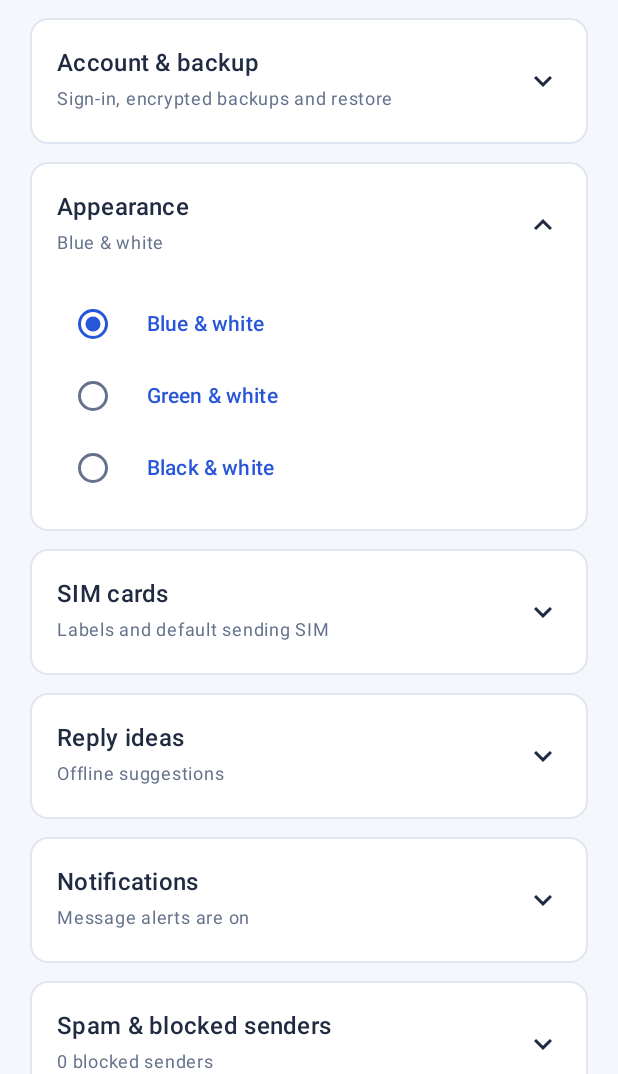
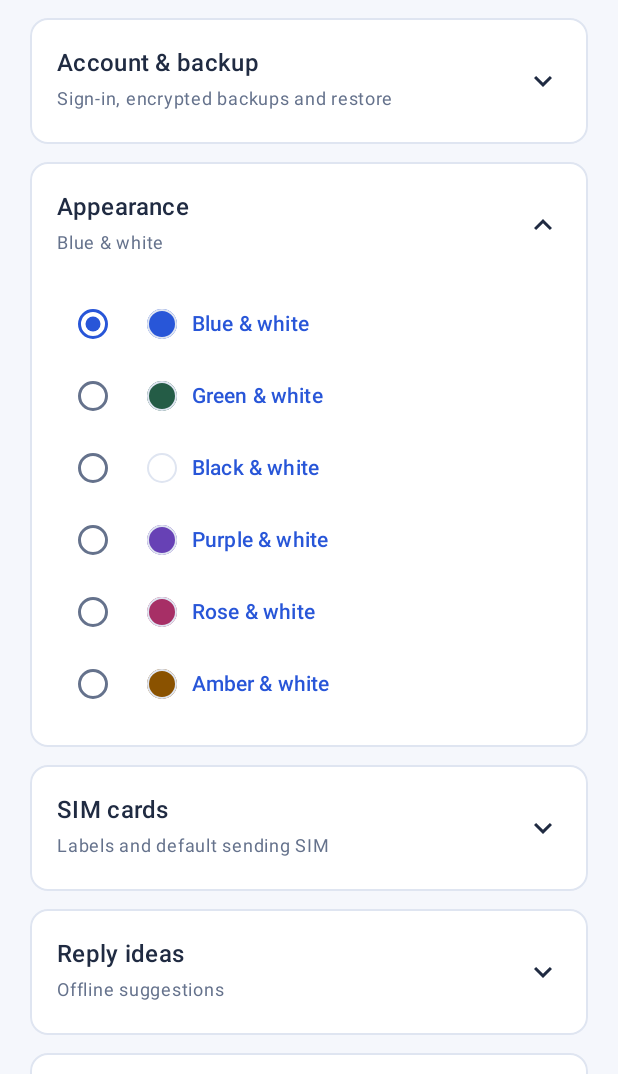
Before and after one commit to gediadeepak/sms-app, an Android app built with Jetpack Compose: the composable SettingsScreen shown on its own in the app's theme, after a tap on "Appearance", on a phone screen of 412 x 824 dp, the part 162-1236 px from its top. Run offline under Robolectric (Android 15) with nearby library versions, the phone set to English and light mode, and no system bars; 2 statements that could not run were skipped; 2 other taps on this screen came first.

Commit message:
Add purple rose and amber appearance themes

```diff
--- a/app/src/main/java/com/gediadeepak/smsapp/ui/SetupAndSettings.kt
+++ b/app/src/main/java/com/gediadeepak/smsapp/ui/SetupAndSettings.kt
@@ -3,6 +3,9 @@ package com.gediadeepak.smsapp.ui
 
 import androidx.compose.foundation.layout.*
 import androidx.compose.foundation.clickable
+import androidx.compose.foundation.background
+import androidx.compose.foundation.border
+import androidx.compose.foundation.shape.CircleShape
 import androidx.compose.foundation.rememberScrollState
 import androidx.compose.foundation.verticalScroll
 import androidx.compose.material.icons.Icons
@@ -161,6 +164,9 @@ private fun SettingsSection(title: String, summary: String, expanded: Boolean, o
 @Composable
 private fun ThemeOptions(selected: ThemeMode, onSelect: (ThemeMode) -> Unit) {
     Column { ThemeMode.entries.forEach { mode ->
-        Row(verticalAlignment = Alignment.CenterVertically) { RadioButton(selected = selected == mode, onClick = { onSelect(mode) }); TextButton(onClick = { onSelect(mode) }) { Text(mode.label) } }
+        Row(verticalAlignment = Alignment.CenterVertically) { RadioButton(selected = selected == mode, onClick = { onSelect(mode) }); TextButton(onClick = { onSelect(mode) }) {
+                Box(Modifier.size(20.dp).background(sandeshColors(mode).primary, CircleShape).border(1.dp, MaterialTheme.colorScheme.outlineVariant, CircleShape))
+                Spacer(Modifier.width(10.dp)); Text(mode.label)
+            } }
     } }
 }
--- a/app/src/main/java/com/gediadeepak/smsapp/ui/Theme.kt
+++ b/app/src/main/java/com/gediadeepak/smsapp/ui/Theme.kt
@@ -30,6 +30,40 @@ private val Blue = lightColorScheme(
     surfaceVariant = Color(0xFFF0F3FA), onSurfaceVariant = Color(0xFF65728C), surfaceContainerLow = Color(0xFFFAFBFF),
     outline = Color(0xFF7A8AB0), outlineVariant = Color(0xFFDFE5F1),
 )
+private val Purple = lightColorScheme(
+    primary = Color(0xFF6741B5), onPrimary = Color.White, primaryContainer = Color(0xFFEFE5FF), onPrimaryContainer = Color(0xFF422674),
+    secondary = Color(0xFF426B76), secondaryContainer = Color(0xFFE2F0F3), onSecondaryContainer = Color(0xFF294D57),
+    background = Color(0xFFF8F5FC), onBackground = Color(0xFF30263E), surface = Color.White, onSurface = Color(0xFF30263E),
+    surfaceVariant = Color(0xFFF0EBF6), onSurfaceVariant = Color(0xFF71647E), surfaceContainerLow = Color(0xFFFCFAFF),
+    surfaceContainer = Color(0xFFF3EDF9), surfaceContainerHigh = Color(0xFFECE5F3), surfaceContainerHighest = Color(0xFFE5DDED),
+    surfaceTint = Color(0xFF6741B5), outline = Color(0xFF8C7BA2), outlineVariant = Color(0xFFE3DAED),
+)
+private val Rose = lightColorScheme(
+    primary = Color(0xFFA72F66), onPrimary = Color.White, primaryContainer = Color(0xFFFFE5EF), onPrimaryContainer = Color(0xFF741B45),
+    secondary = Color(0xFF3C6E69), secondaryContainer = Color(0xFFE0F1EC), onSecondaryContainer = Color(0xFF264F4A),
+    background = Color(0xFFFFF6F9), onBackground = Color(0xFF402632), surface = Color.White, onSurface = Color(0xFF402632),
+    surfaceVariant = Color(0xFFF9EDF2), onSurfaceVariant = Color(0xFF80616F), surfaceContainerLow = Color(0xFFFFFAFC),
+    surfaceContainer = Color(0xFFFCEEF3), surfaceContainerHigh = Color(0xFFF5E5EC), surfaceContainerHighest = Color(0xFFEEDCE4),
+    surfaceTint = Color(0xFFA72F66), outline = Color(0xFFA07D8E), outlineVariant = Color(0xFFEEDCE4),
+)
+private val Amber = lightColorScheme(
+    primary = Color(0xFF8A5200), onPrimary = Color.White, primaryContainer = Color(0xFFFFE8BC), onPrimaryContainer = Color(0xFF653B00),
+    secondary = Color(0xFF476851), secondaryContainer = Color(0xFFE5F0DF), onSecondaryContainer = Color(0xFF2D4B36),
+    background = Color(0xFFFFF8EF), onBackground = Color(0xFF3D3021), surface = Color.White, onSurface = Color(0xFF3D3021),
+    surfaceVariant = Color(0xFFF7F0E5), onSurfaceVariant = Color(0xFF786852), surfaceContainerLow = Color(0xFFFFFCF7),
+    surfaceContainer = Color(0xFFFAF0E2), surfaceContainerHigh = Color(0xFFF3E7D6), surfaceContainerHighest = Color(0xFFECDDCA),
+    surfaceTint = Color(0xFF8A5200), outline = Color(0xFF9B886B), outlineVariant = Color(0xFFEADFCF),
+)
+
+internal fun sandeshColors(mode: ThemeMode): ColorScheme = when (mode) {
+    ThemeMode.BLUE -> Blue
+    ThemeMode.GREEN -> Green
+    ThemeMode.DARK -> Dark
+    ThemeMode.PURPLE -> Purple
+    ThemeMode.ROSE -> Rose
+    ThemeMode.AMBER -> Amber
+}
+
 private val Dark = darkColorScheme(
     primary = Color.White, onPrimary = Color.Black, primaryContainer = Color(0xFF303030), onPrimaryContainer = Color.White,
     secondary = Color(0xFFD3D3D3), secondaryContainer = Color(0xFF272727), onSecondaryContainer = Color(0xFFECECEC),
@@ -47,5 +81,5 @@ fun SandeshTheme(mode: ThemeMode = ThemeMode.BLUE, content: @Composable () -> Un
             isAppearanceLightStatusBars = !dark; isAppearanceLightNavigationBars = !dark
         } }
     }
-    MaterialTheme(colorScheme = when (mode) { ThemeMode.BLUE -> Blue; ThemeMode.GREEN -> Green; ThemeMode.DARK -> Dark }, typography = Typography(), content = content)
+    MaterialTheme(colorScheme = sandeshColors(mode), typography = Typography(), content = content)
 }
--- a/core/src/main/kotlin/com/gediadeepak/smsapp/core/Models.kt
+++ b/core/src/main/kotlin/com/gediadeepak/smsapp/core/Models.kt
@@ -3,7 +3,7 @@ package com.gediadeepak.smsapp.core
 enum class SimLine(val defaultLabel: String, val slot: Int) { PERSONAL("Personal", 1), WORK("Work", 2), UNKNOWN("Unknown SIM", 0) }
 enum class Folder(val label: String) { INBOX("Inbox"), UNREAD("Unread"), STARRED("Starred"), ARCHIVED("Archived"), SPAM("Spam") }
 enum class Delivery { RECEIVED, SENDING, SENT, DELIVERED, FAILED, UNDELIVERED, UNKNOWN }
-enum class ThemeMode(val label: String) { BLUE("Blue & white"), GREEN("Green & white"), DARK("Black & white") }
+enum class ThemeMode(val label: String) { BLUE("Blue & white"), GREEN("Green & white"), DARK("Black & white"), PURPLE("Purple & white"), ROSE("Rose & white"), AMBER("Amber & white") }
 data class DeviceSim(val subscriptionId: Int, val slotIndex: Int, val displayName: String, val carrier: String) {
     val line get() = when (slotIndex) { 0 -> SimLine.PERSONAL; 1 -> SimLine.WORK; else -> SimLine.UNKNOWN }
     val label get() = "SIM ${slotIndex + 1} · $displayName"
```
Also changed, not shown: 4 other files.
